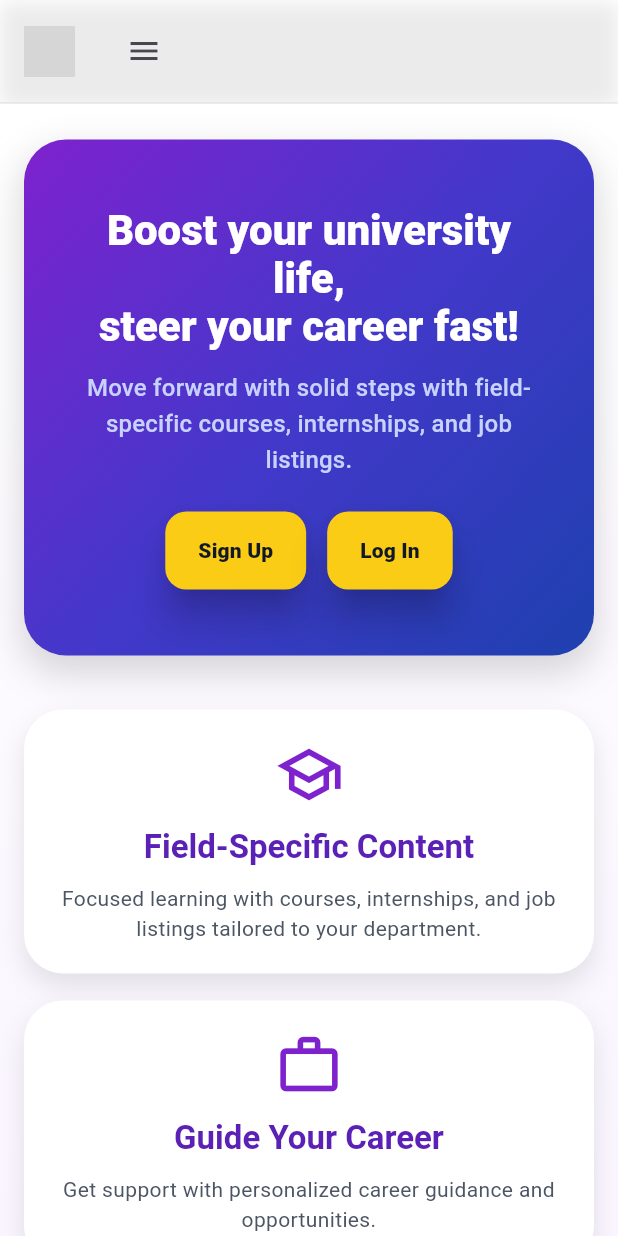
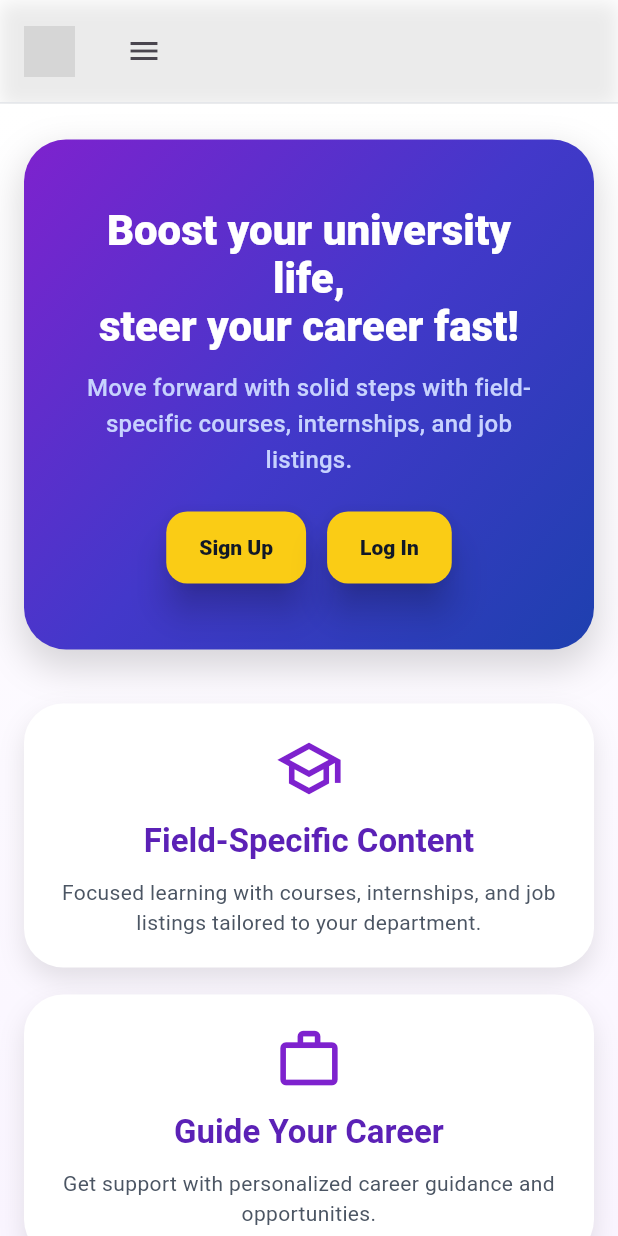
Before and after one commit to dieudonneiot/ogrenci_intelligence, a Flutter app: the screen it shows after launch, on a phone screen of 412 x 824 dp. Run offline on Flutter 3.47's test engine with Material 3 defaults, Android fonts, the phone set to English and light mode, and no system bars; our stand-ins replace app_links, firebase_core, firebase_messaging, flutter_dotenv, flutter_riverpod, flutter_svg and 5 more; missing offline and left inert: dart:js_interop, file_selector; accounts and stored records are empty; grey boxes are pictures that could not be loaded.

```diff
--- a/lib/src/app/app.dart
+++ b/lib/src/app/app.dart
@@ -9,6 +9,7 @@ import '../core/localization/locale_controller.dart';
 import '../core/push/push_service.dart';
 import '../core/routing/app_router.dart';
 import '../core/supabase/supabase_service.dart';
+import '../core/theme/app_theme.dart';
 import '../features/auth/presentation/controllers/auth_controller.dart';
 
 class App extends ConsumerStatefulWidget {
@@ -71,6 +72,7 @@ class _AppState extends ConsumerState<App> {
       ],
       onGenerateTitle: (context) => AppLocalizations.of(context).t(AppText.brandName),
       title: AppLocalizations.of(context).t(AppText.brandName),
+      theme: AppTheme.light(),
       routerConfig: router,
     );
   }
--- a/lib/src/core/theme/app_colors.dart
+++ b/lib/src/core/theme/app_colors.dart
@@ -0,0 +1,8 @@
+import 'package:flutter/material.dart';
+
+class AppColors {
+  const AppColors._();
+
+  static const brandPurple = Color(0xFF6D28D9);
+  static const bg = Color(0xFFF9FAFB);
+}
--- a/lib/src/core/theme/app_theme.dart
+++ b/lib/src/core/theme/app_theme.dart
@@ -0,0 +1,78 @@
+import 'package:flutter/material.dart';
+
+import 'app_colors.dart';
+
+class AppTheme {
+  const AppTheme._();
+
+  static ThemeData light() {
+    final colorScheme = ColorScheme.fromSeed(
+      seedColor: AppColors.brandPurple,
+      brightness: Brightness.light,
+    );
+
+    return ThemeData(
+      useMaterial3: true,
+      colorScheme: colorScheme,
+      scaffoldBackgroundColor: AppColors.bg,
+      elevatedButtonTheme: ElevatedButtonThemeData(
+        style: ButtonStyle(
+          backgroundColor: WidgetStateProperty.resolveWith((states) {
+            if (states.contains(WidgetState.disabled)) {
+              return colorScheme.onSurface.withAlpha(31);
+            }
+            return colorScheme.primary;
+          }),
+          foregroundColor: WidgetStateProperty.resolveWith((states) {
+            if (states.contains(WidgetState.disabled)) {
+              return colorScheme.onSurface.withAlpha(97);
+            }
+            return colorScheme.onPrimary;
+          }),
+          iconColor: WidgetStateProperty.resolveWith((states) {
+            if (states.contains(WidgetState.disabled)) {
+              return colorScheme.onSurface.withAlpha(97);
+            }
+            return colorScheme.onPrimary;
+          }),
+          shape: WidgetStatePropertyAll(
+            RoundedRectangleBorder(borderRadius: BorderRadius.circular(12)),
+          ),
+          padding: const WidgetStatePropertyAll(
+            EdgeInsets.symmetric(horizontal: 16, vertical: 12),
+          ),
+          textStyle: const WidgetStatePropertyAll(
+            TextStyle(fontWeight: FontWeight.w800),
+          ),
+        ),
+      ),
+      outlinedButtonTheme: OutlinedButtonThemeData(
+        style: ButtonStyle(
+          foregroundColor: WidgetStatePropertyAll(colorScheme.primary),
+          iconColor: WidgetStatePropertyAll(colorScheme.primary),
+          side: WidgetStatePropertyAll(
+            BorderSide(color: colorScheme.primary.withAlpha(89)),
+          ),
+          shape: WidgetStatePropertyAll(
+            RoundedRectangleBorder(borderRadius: BorderRadius.circular(12)),
+          ),
+          padding: const WidgetStatePropertyAll(
+            EdgeInsets.symmetric(horizontal: 16, vertical: 12),
+          ),
+          textStyle: const WidgetStatePropertyAll(
+            TextStyle(fontWeight: FontWeight.w800),
+          ),
+        ),
+      ),
+      textButtonTheme: TextButtonThemeData(
+        style: ButtonStyle(
+          foregroundColor: WidgetStatePropertyAll(colorScheme.primary),
+          iconColor: WidgetStatePropertyAll(colorScheme.primary),
+          textStyle: const WidgetStatePropertyAll(
+            TextStyle(fontWeight: FontWeight.w800),
+          ),
+        ),
+      ),
+    );
+  }
+}
--- a/lib/src/features/evidence/presentation/screens/evidence_screen.dart
+++ b/lib/src/features/evidence/presentation/screens/evidence_screen.dart
@@ -57,7 +57,7 @@ class _EvidenceScreenState extends ConsumerState<EvidenceScreen> {
                       child: ElevatedButton.icon(
                         onPressed: _uploading ? null : () => _openUpload(uid),
                         icon: const Icon(Icons.upload_file),
-                        label: Text(_uploading ? 'Uploading…' : 'Upload'),
+                        label: Text(_uploading ? 'Uploading...' : 'Upload'),
                         style: ElevatedButton.styleFrom(backgroundColor: const Color(0xFF6D28D9)),
                       ),
                     ),
```
Also changed, not shown: lib/src/features/chat/data/chat_repository.dart (+97 -18 lines), pubspec.yaml (+12 -0 lines), assets/icons/app_icon.jpeg (added), pubspec.lock, 1 other file.
